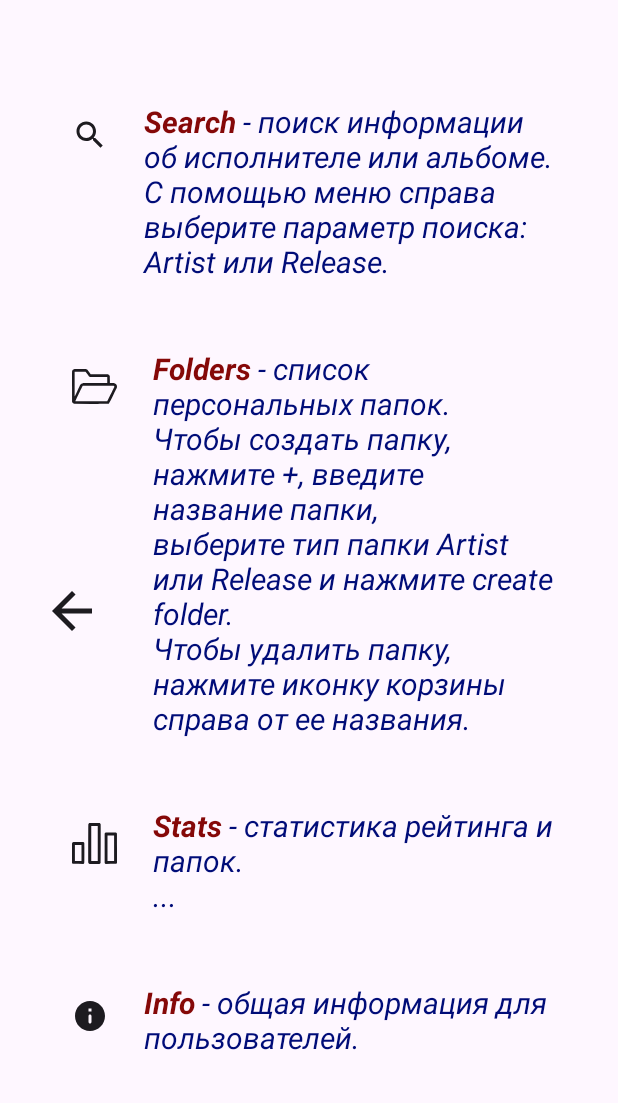
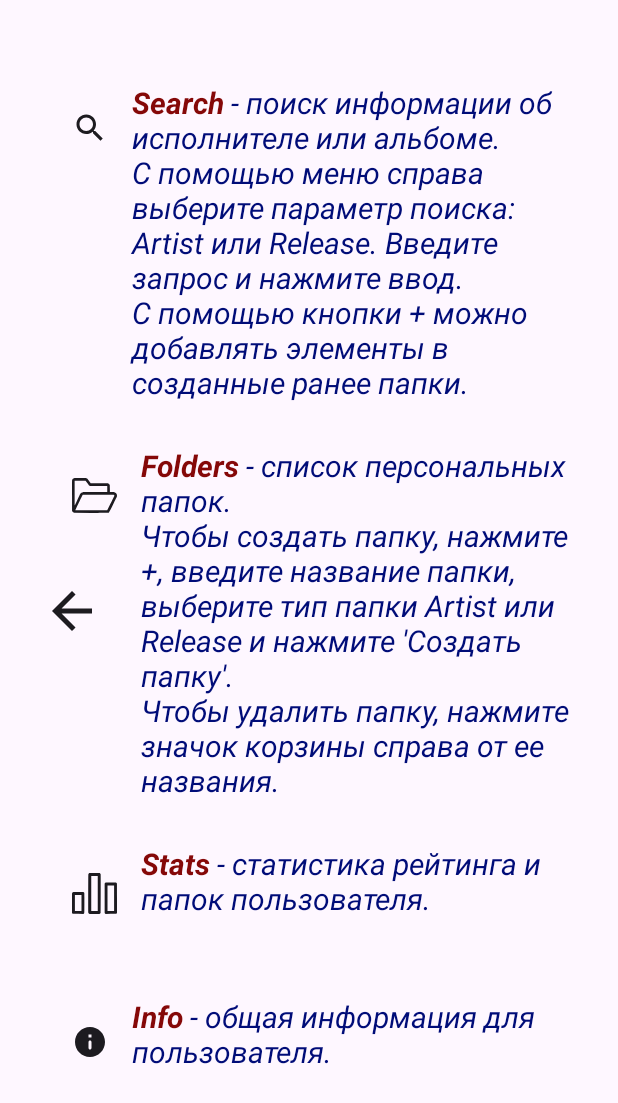
Before and after one commit to Yum3000/muscat, an Android app built with Jetpack Compose: the InfoScreen screen opened through its navigation route, on a phone screen of 412 x 824 dp. Shown: the top 1103 px of the screen. Run offline under Robolectric (Android 15) with nearby library versions, the phone set to English and light mode, and no system bars; our stand-ins replace Dagger/Hilt's generated code.

Commit message:
Some UI improvments

```diff
--- a/app/src/main/java/ru/byum/muscat/ui/artistScreen/ArtistScreen.kt
+++ b/app/src/main/java/ru/byum/muscat/ui/artistScreen/ArtistScreen.kt
@@ -222,16 +222,18 @@ fun ArtistReleasesList(
                         )
                     }
 
-                    Spacer(modifier = Modifier.width(20.dp))
+                    Spacer(modifier = Modifier.width(6.dp))
 
                     Column(
                         modifier = Modifier.background(Color.Transparent)
                     ) {
                         Text(
                             text = "${it.title}\n${it.year}",
-                            color = Color(0, 12, 120), fontSize = 30.sp,
+                            color = Color(0, 12, 120), fontSize = 28.sp,
                             fontFamily = FontFamily.SansSerif
                         )
+
+                        Spacer(modifier = Modifier.height(20.dp))
 
                         RatingBar(it.id, it.rating, onRatingChange)
 
--- a/app/src/main/java/ru/byum/muscat/ui/foldersListScreen/FoldersListScreen.kt
+++ b/app/src/main/java/ru/byum/muscat/ui/foldersListScreen/FoldersListScreen.kt
@@ -178,12 +178,12 @@ fun FoldersListScreen(
                     TextField(
                         value = message.value,
                         textStyle = TextStyle(fontSize = 20.sp),
-                        placeholder = { Text(text = "Enter title of a new folder") },
+                        placeholder = { Text(text = "Введите название новой папки") },
                         onValueChange = { newText -> message.value = newText },
                         singleLine = true,
                     )
 
-                    Text(text = "Select type for a new folder")
+                    Text(text = "Выберите тип папки")
 
                     val createFolderType by viewModel.createFolderType.collectAsState()
                     Row {
@@ -225,7 +225,7 @@ fun FoldersListScreen(
                         }
 
                     ) {
-                        Text(text = "Create new folder")
+                        Text(text = "Создать папку")
                     }
                 }
             }
--- a/app/src/main/java/ru/byum/muscat/ui/infoScreen/InfoScreen.kt
+++ b/app/src/main/java/ru/byum/muscat/ui/infoScreen/InfoScreen.kt
@@ -56,7 +56,7 @@ fun InfoScreen (modifier: Modifier = Modifier, navController: NavController) {
     Column(
         modifier
             .fillMaxSize()
-            .padding(top = 30.dp),
+            .padding(top = 25.dp),
         //verticalArrangement = Arrangement.Center,
         //horizontalAlignment = Alignment.CenterHorizontally
     ) {
@@ -84,11 +84,13 @@ fun InfoScreen (modifier: Modifier = Modifier, navController: NavController) {
                             )
 
                             append(" - поиск информации об исполнителе или альбоме.\n" +
-                                    "С помощью меню справа выберите параметр поиска: Artist или Release.")
+                                    "С помощью меню справа выберите параметр поиска: Artist или Release. Введите\n" +
+                            "запрос и нажмите ввод.\n" +
+                            "С помощью кнопки + можно добавлять элементы в созданные ранее папки.")
                         },
                         color = Color(0, 12, 120), fontSize = 20.sp,
                         style = androidx.compose.ui.text.TextStyle(fontStyle = FontStyle.Italic),
-                        modifier = Modifier.padding(8.dp)
+                        //modifier = Modifier.padding(2.dp)
                     )
             }
         }
@@ -118,12 +120,12 @@ fun InfoScreen (modifier: Modifier = Modifier, navController: NavController) {
 
                         append(" - список персональных папок.\n" +
                                 "Чтобы создать папку, нажмите +, введите название папки,\n" +
-                                "выберите тип папки Artist или Release и нажмите create folder.\n" +
-                                "Чтобы удалить папку, нажмите иконку корзины справа от ее названия.")
+                                "выберите тип папки Artist или Release и нажмите 'Создать папку'.\n" +
+                                "Чтобы удалить папку, нажмите значок корзины справа от ее названия.")
                     },
                     color = Color(0, 12, 120), fontSize = 20.sp,
                     style = androidx.compose.ui.text.TextStyle(fontStyle = FontStyle.Italic),
-                    modifier = Modifier.padding(8.dp)
+                    //modifier = Modifier.padding(2.dp)
                 )
             }
 
@@ -151,12 +153,12 @@ fun InfoScreen (modifier: Modifier = Modifier, navController: NavController) {
                                 fontWeight = FontWeight.Bold)),
                         )
 
-                        append(" - статистика рейтинга и папок.\n" +
-                                "...")
+                        append(" - статистика рейтинга и папок пользователя.\n"
+                                )
                     },
                     color = Color(0, 12, 120), fontSize = 20.sp,
                     style = androidx.compose.ui.text.TextStyle(fontStyle = FontStyle.Italic),
-                    modifier = Modifier.padding(8.dp)
+                    //modifier = Modifier.padding(2.dp)
                 )
             }
         }
@@ -183,11 +185,11 @@ fun InfoScreen (modifier: Modifier = Modifier, navController: NavController) {
                                 fontWeight = FontWeight.Bold)),
                         )
 
-                        append(" - общая информация для пользователей.")
+                        append(" - общая информация для пользователя.")
                     },
                     color = Color(0, 12, 120), fontSize = 20.sp,
                     style = androidx.compose.ui.text.TextStyle(fontStyle = FontStyle.Italic),
-                    modifier = Modifier.padding(8.dp)
+                    //modifier = Modifier.padding(2.dp)
                 )
             }
         }
```
Also changed, not shown: app/src/main/java/ru/byum/muscat/ui/SearchScreen/SearchScreen.kt (+8 -3 lines), app/src/main/java/ru/byum/muscat/ui/statsScreen/StatsScreen.kt (+66 -11 lines).
